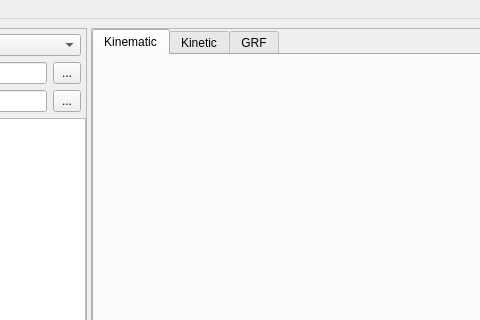
Qt form src/c3d_parser/view/qt/main_window.ui (tsalemink/C3D-parser) before a commit; both pictures show x 180 to 660 and y 0 to 320 of the 1500 by 800 pixel window.
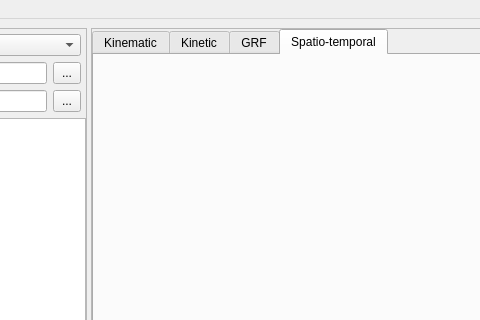
The same form after that commit. The open tabs and pages were chosen to show the change. Custom widgets are drawn as their Qt base class.

Commit message: Add tab for spatio-temporal visualisation

Patch:
```diff
--- a/src/c3d_parser/view/qt/main_window.ui
+++ b/src/c3d_parser/view/qt/main_window.ui
@@ -747,6 +747,16 @@
             </item>
            </layout>
           </widget>
+          <widget class="QWidget" name="tabSpatiotemporal">
+           <attribute name="title">
+            <string>Spatio-temporal</string>
+           </attribute>
+           <layout class="QVBoxLayout" name="verticalLayout_8">
+            <item>
+             <layout class="QVBoxLayout" name="layoutSpatiotemporal"/>
+            </item>
+           </layout>
+          </widget>
          </widget>
         </item>
         <item>
```
The commit also changes 1 other file.
